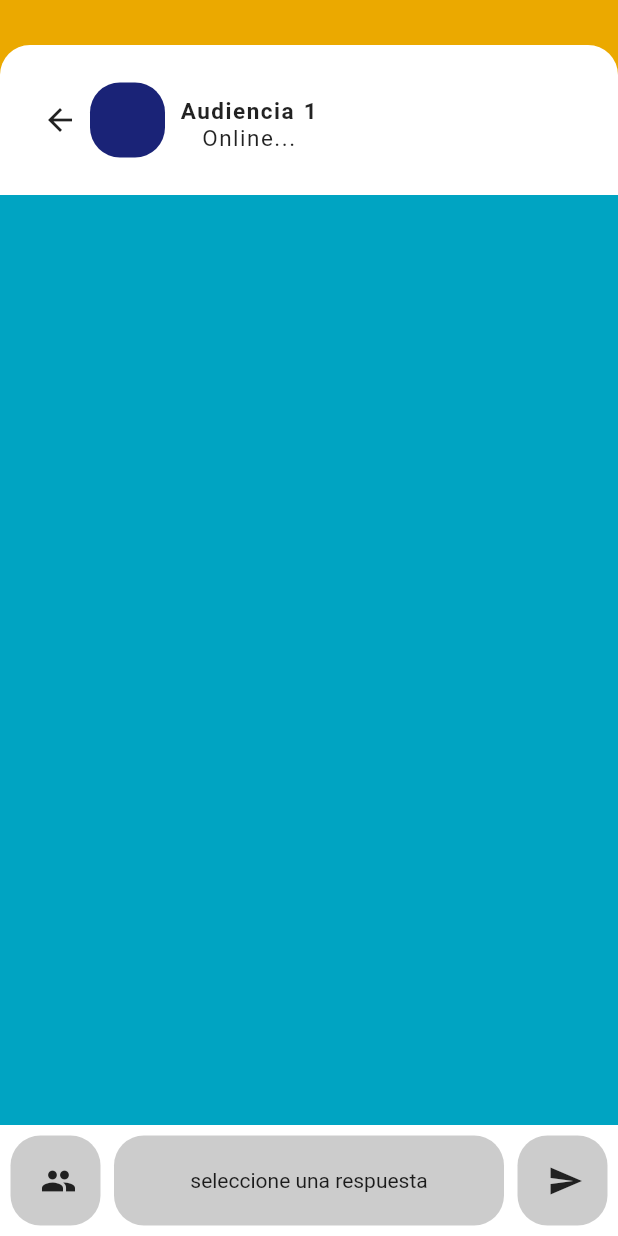
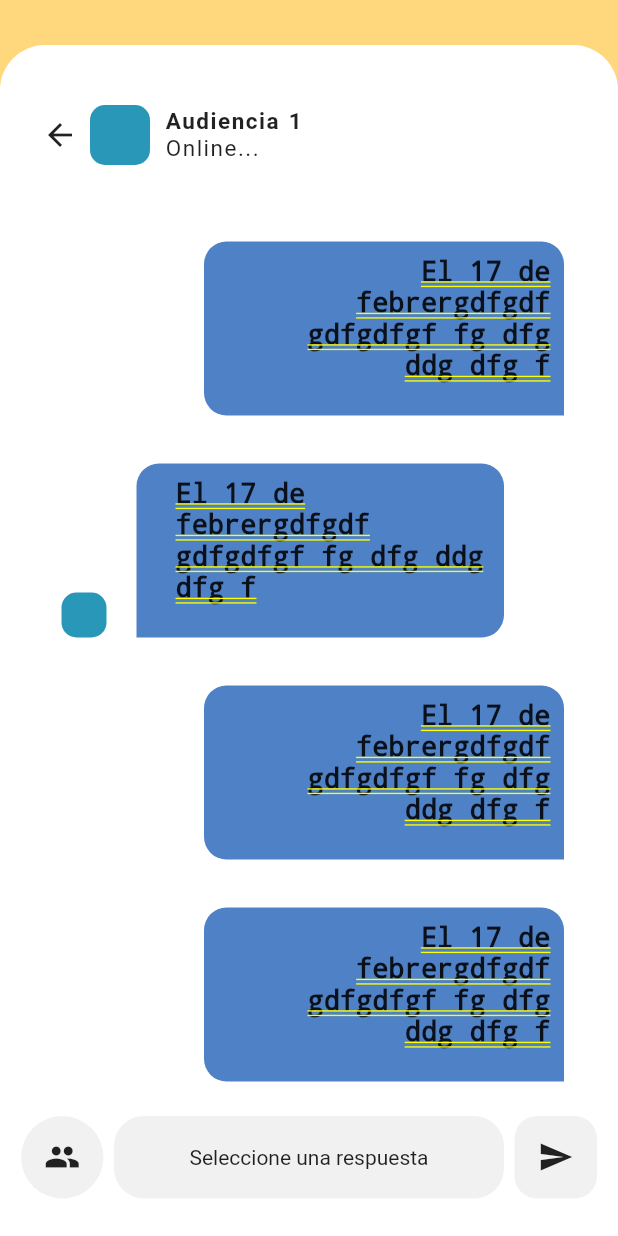
Before and after one commit to davidLM20/temmis_app_2, a Flutter app: the screen it shows after launch, on a phone screen of 412 x 824 dp. Run offline on Flutter 3.47's test engine with Material 2 defaults, Android fonts, the phone set to English and light mode, and no system bars; Roboto replaces fonts that are missing (Schyler).

Commit message:
feat(): modified design

```diff
--- a/temmis_app_2/lib/resousers/colors.dart
+++ b/temmis_app_2/lib/resousers/colors.dart
@@ -14,7 +14,7 @@ class IndevColors {
   static const Color blue2 = const Color(0xff00a4c2);
   static const Color yellow = const Color(0xffeba900);
   static const Color pink = const Color(0xffff69b4);
-  static const Color blue = const Color(0xFF1A2377);
+  static const Color blue = const Color(0xFF2997B8);
   static const Color gold = const Color(0xFFFFD77D);
   static const Color black = const Color(0xFF212121);
   static const Color white = const Color(0xFFFFFFFF);
--- a/temmis_app_2/lib/thread/ui/screens/chatCase.dart
+++ b/temmis_app_2/lib/thread/ui/screens/chatCase.dart
@@ -14,30 +14,31 @@ class ChatCase extends StatefulWidget {
 }
 
 class _ChatCaseState extends State<ChatCase> {
+  List<BubbleChat> _message = <BubbleChat>[
+    BubbleChat(
+      isMe: true,
+    ),
+    BubbleChat(
+      isMe: true,
+    ),
+    BubbleChat(
+      isMe: false,
+    ),
+    BubbleChat(
+      isMe: true,
+    ),
+    BubbleChat(
+      isMe: false,
+    ),
+    BubbleChat(isMe: false)
+  ];
 
-  List<BubbleChat> _message = <BubbleChat>[
-    BubbleChat(),
-    BubbleChat(),
-    BubbleChat()
-  ];
-  /*
-  Widget build(BuildContext context){
-    return Container(
-      child: Text(
-        'hola owo eeee aslsdaff',
-         style:TextStyle(color: Color(0xff00adb5)),
-
-      ),
-    );
-  }
-  */
   // funciones
-
-
 
   final topo = Container(
     alignment: Alignment.center,
     margin: EdgeInsets.only(left: 10.0),
+    padding: EdgeInsets.only(top: 30.0, bottom: 30.0),
     child: Row(
       children: <Widget>[
         Container(
@@ -45,32 +46,27 @@ class _ChatCaseState extends State<ChatCase> {
           child: BackButtonIcon(),
         ),
         Container(
-          width: 50.0,
-          height: 50.0,
+          width: 40.0,
+          height: 40.0,
           decoration: BoxDecoration(
             color: IndevColors.blue,
-            borderRadius: BorderRadius.only(
-                topRight: Radius.circular(20),
-                topLeft: Radius.circular(20),
-                bottomLeft: Radius.circular(20),
-                bottomRight: Radius.circular(20)),
+            borderRadius: BorderRadius.all(Radius.circular(10)),
           ),
           padding: EdgeInsets.all(9),
         ),
         Container(
           //alignment: Alignment.bottomLeft,
-          padding:
-              EdgeInsets.only(top: 25.0, bottom: 10.0, left: 10.0, right: 10.0),
+          padding: EdgeInsets.only(left: 10.0),
           child: Column(
+            crossAxisAlignment: CrossAxisAlignment.start,
             children: <Widget>[
               RichText(
                 text: TextSpan(
-                  text: "Audiencia 1 ",
+                  text: "Audiencia 1",
                   style: TextStyle(
                       fontWeight: FontWeight.bold,
                       color: Color(0xDD000000),
                       fontSize: 15.0,
-                      fontFamily: 'Schyler',
                       letterSpacing: 1,
                       wordSpacing: 1),
                 ),
@@ -78,101 +74,71 @@ class _ChatCaseState extends State<ChatCase> {
               //Spacer(flex: 1,),
               RichText(
                 text: TextSpan(
-                  text: "Online... ",
+                  text: "Online...  ",
                   style: TextStyle(
                       color: Color(0xDD000000),
                       fontSize: 15.0,
-                      fontFamily: 'Schyler',
                       letterSpacing: 1,
                       wordSpacing: 1),
                 ),
               ),
             ],
           ),
-        ),//texto
+        ), //texto
       ],
     ),
   );
 
-
   final boto = Container(
-    //color: IndevColors.black,
-    //width: double.infinity,
-    //child: Text('asd'),
-    //height: 12.0,
-    //width: 12.0,
-     child:Row(
-
+    padding: EdgeInsets.only(bottom: 18),
+    child: Row(
       children: <Widget>[
-
+        Spacer(),
         Container(
-           padding: EdgeInsets.all(
-              4.0
-           ),
-           width: 60.0,
-          height: 60.0,
+          padding: EdgeInsets.all(4.0),
+          width: 55.0,
+          height: 55.0,
           decoration: BoxDecoration(
-            color: Color.fromRGBO(128, 128, 128,0.4),
-            borderRadius: BorderRadius.all(Radius.circular(20)
-
-            )
-            ),
-           child: FlatButton(onPressed: null, child: Icon(
-             Icons.people,
-             color: IndevColors.black) ),
+              color: Color(0xFFF1F1F1),
+              borderRadius: BorderRadius.all(Radius.circular(50))),
+          child: Icon(Icons.people, color: IndevColors.black),
         ),
         Spacer(),
         Container(
-           padding: EdgeInsets.all(
-          4.0
-           ),
+          padding: EdgeInsets.all(4.0),
           width: 260.0,
-           height: 60.0,
+          height: 55.0,
           decoration: BoxDecoration(
-             color: Color.fromRGBO(128, 128, 128,0.4),
-             borderRadius: BorderRadius.all(Radius.circular(20)
-
-             )
-           ),
-           child: ModalBottom1(
-
-           ),
-
-
+              color: Color(0xFFF1F1F1),
+              borderRadius: BorderRadius.all(Radius.circular(20))),
+          child: ModalBottom1(),
         ),
         Spacer(),
         Container(
-           padding: EdgeInsets.all(
-          4.0
+            padding: EdgeInsets.all(4.0),
+            width: 55.0,
+            height: 55.0,
+            decoration: BoxDecoration(
+                color: Color(0xFFF1F1F1),
+                borderRadius: BorderRadius.all(Radius.circular(15))),
+            child: Center(
+              child: Icon(Icons.send, color: IndevColors.black),
+            )),
+        Spacer(),
+      ],
     ),
-           width: 60.0,
-          height: 60.0,
-          decoration: BoxDecoration(
-            color: Color.fromRGBO(128, 128, 128,0.4),
-            borderRadius: BorderRadius.all(Radius.circular(20)
-
-            )
-          ),
-           child: FlatButton(onPressed: null, child: Icon(
-             Icons.send,
-             color: IndevColors.black) ),
-         ),
-
-       ],
-     )
-
   );
 
   Widget build(BuildContext context) {
     return Container(
-      color: IndevColors.yellow,
+      color: IndevColors.gold,
       child: Container(
         margin: EdgeInsets.only(top: 30),
         decoration: BoxDecoration(
           color: IndevColors.white,
           borderRadius: BorderRadius.only(
-            topRight: Radius.circular(20),
-            topLeft: Radius.circular(20),
+            topRight: Radius.circular(30),
+            topLeft: Radius.circular(30),
           ),
         ),
         child: Column(
@@ -184,7 +150,6 @@ class _ChatCaseState extends State<ChatCase> {
                 padding: EdgeInsets.all(10.0),
                 child: SizedBox(
                   width: double.infinity,
-                  height: 80.0,
                   child: topo
                   //color: IndevColors.blue,
                   ,
@@ -195,20 +160,24 @@ class _ChatCaseState extends State<ChatCase> {
             //BubbleChat(isMe: true),
 
             Expanded(
-
               //height: double.maxFinite,
               child: Container(
+                alignment: AlignmentDirectional.topCenter,
+                //color: IndevColors.blue2,
+
                 //width: double.infinity,
                 //child: BubbleChat(isMe: true),
-                 color: IndevColors.blue2,
+                //   child: Flexible(
+                child: ListView.builder(
+                  itemCount: _message.length,
+                  reverse: true,
+                  itemBuilder: (_, int index) => _message[index],
+                  addAutomaticKeepAlives: true,
+                ),
+                //   ),
 
                 margin: EdgeInsets.only(bottom: 7),
-                //  child: ListView.builder(
-                //    itemCount:  _message.length,
-                //    reverse: true,
-                //    itemBuilder: (_, int index) => _message[index] ,
-                //    addAutomaticKeepAlives: true,
-                //  ),
+                //
               ),
             ), //burbujas
 
@@ -218,15 +187,10 @@ class _ChatCaseState extends State<ChatCase> {
               //color: Color(0xff00adb5),
               alignment: Alignment.centerRight,
               child: Container(
-                  padding: EdgeInsets.only(
-                    bottom: 7.0,
-                    left: 7.0,
-                    right: 7.0
-                  ),
+                padding: EdgeInsets.only(bottom: 7.0, left: 7.0, right: 7.0),
                 child: boto,
               ),
               //child: Container(child: Text('hola'),)
-
             ),
           ],
         ),
--- a/temmis_app_2/lib/thread/ui/widgets/ModalBottom.dart
+++ b/temmis_app_2/lib/thread/ui/widgets/ModalBottom.dart
@@ -35,7 +35,7 @@ class ModalBottom1 extends StatelessWidget {
       //   color: Colors.white,
       //   fontWeight: FontWeight.w600,
       // ),
-      child: Text('seleccione una respuesta'),
+      child: Text('Seleccione una respuesta'),
     );
   }
 }
--- a/temmis_app_2/lib/thread/ui/widgets/bubbleChat.dart
+++ b/temmis_app_2/lib/thread/ui/widgets/bubbleChat.dart
@@ -1,7 +1,8 @@
 import 'package:flutter/material.dart';
+import 'package:temmis_app_2/resousers/colors.dart';
 
 class BubbleChat extends StatelessWidget {
-  final bool isMe ;
+  final bool isMe;
   // final String message;
   // final String role;
   // final String myRole;
@@ -11,7 +12,8 @@ class BubbleChat extends StatelessWidget {
 
   Widget build(BuildContext context) {
     return Container(
-      margin: EdgeInsets.all(6),
+      //: Colors.black,
+      //margin: EdgeInsets.all(4.5),
       padding: isMe ? EdgeInsets.only(left: 40) : EdgeInsets.only(right: 40),
       child: Column(
         crossAxisAlignment: CrossAxisAlignment.stretch,
@@ -23,40 +25,72 @@ class BubbleChat extends StatelessWidget {
                   isMe ? CrossAxisAlignment.end : CrossAxisAlignment.start,
               children: <Widget>[
                 Container(
-                  margin: EdgeInsets.only(left: 12, right: 10),
+                  //width: 500,
+                  //color: Colors.pink,
+                  margin: EdgeInsets.only(left: 20, right: 20),
                   padding: EdgeInsets.fromLTRB(16, 16, 16, 16),
                   child: Column(children: <Widget>[
-                    Row(children: <Widget>[
-                      Expanded(
-                          child: Align(
-                        alignment: Alignment.bottomLeft,
-                        child: _avatar('juez'), //avatar
-                      )),
-                      Spacer(),
+                    Row(
+                        crossAxisAlignment: CrossAxisAlignment.end,
+                        children: <Widget>[
+                          isMe
+                              ? Container(
+                                  width: 60,
+                                )
+                              : Container(
+                                  child: Padding(
+                                    padding: EdgeInsets.fromLTRB(5, 0, 20, 0),
+                                    child: _avatar('defensa'),
+                                  ),
+                                  //     child: Align(
+                                  //   alignment: Alignment.bottomLeft,
+                                  //   child: _avatar('juez'), //avatar
+                                  // )
+                                ),
+
+                          //),
+                          //Spacer(),
+
                           Expanded(
                             child: Container(
+                                //height: 100,
+                                //margin: EdgeInsets.only(left: 12, right: 10),
+                                padding: EdgeInsets.fromLTRB(18, 1, 1, 15),
                                 decoration: BoxDecoration(
                                   color: _selectColor('juez'),
                                   borderRadius: isMe
                                       ? BorderRadius.only(
                                           topRight: Radius.circular(15),
                                           topLeft: Radius.circular(15),
-                                  bottomRight: Radius.circular(15),
+                                          bottomRight: Radius.circular(0),
                                           bottomLeft: Radius.circular(15),
                                         )
                                       : BorderRadius.only(
                                           topRight: Radius.circular(15),
                                           topLeft: Radius.circular(15),
                                           bottomRight: Radius.circular(15),
-                                  bottomLeft: Radius.circular(15),
+                                          bottomLeft: Radius.circular(0),
                                         ),
                                 ),
-                        child: Container(child: Flexible(child: Text('Asdasdasdasdasdasdasd',
-                        textAlign: isMe ? TextAlign.end : TextAlign.start,))),
-                      )),
-                      Spacer(),
+                                child: Container(
+                                    //flex: 4,
+                                    padding: EdgeInsets.all(8.0),
+                                    child: Text(
+                                  'El 17 de febrergdfgdf gdfgdfgf fg dfg ddg dfg f',
+                                  textAlign:
+                                      isMe ? TextAlign.end : TextAlign.start,
+                                  style: TextStyle(
+                                    color: Color(0xDD000000),
+
+                                    fontSize: 18,
+                                    //letterSpacing: 1,
+                                    //wordSpacing: 1
+                                  ),
+                                ))),
+                          ),
+                          //Spacer(),
                         ]),
-                    Container(),//hora y fecha
+                    Container(), //hora y fecha
                   ]),
                 ),
               ])
@@ -64,36 +98,19 @@ class BubbleChat extends StatelessWidget {
       ),
     );
   }
+
   Widget _avatar(String role) {
     return Container(
-      width: 60,
-      height: 70,
-      child: Column(
-        children: <Widget>[
-          Flexible(
-              flex: 4,
-              child: Container(
-                width: 50,
-                height: 50,
-                child: CircleAvatar(
-                  backgroundImage: NetworkImage(_selectAvatar(role)),
-                  backgroundColor: Colors.grey[200],
-                  minRadius: 25,
+      width: 30.0,
+      height: 30.0,
+      decoration: BoxDecoration(
+        color: IndevColors.blue,
+        borderRadius: BorderRadius.all(Radius.circular(10)),
       ),
-              )),
-          Flexible(
-              flex: 2,
-              child: Padding(
-                padding: EdgeInsets.only(top: 10),
-                child: Text(
-                  role,
-                  style: TextStyle(fontSize: 12, color: Colors.white),
-                ),
-              ))
-        ],
-      ),
+      padding: EdgeInsets.all(9),
     );
   }
+
   String _selectAvatar(String role) {
     String _avatar;
 
@@ -130,10 +147,8 @@ Color _selectColor(String role) {
       case "defensa":
         color = Color(0xFF64c4ed);
         break;
-
     }
 
     return color;
   }
-
 }
--- a/temmis_app_2/lib/user/ui/widgets/back_button.dart
+++ /dev/null
@@ -1,16 +0,0 @@
-import 'package:flutter/material.dart';
-
-class BackButton extends StatelessWidget {
-  @override
-  Widget build(BuildContext context) {
-    // TODO: implement build
-    return InkWell(
-      child: GestureDetector(
-        onTap: () {
-          Image.asset("assets/img/back.svg");
-          Navigator.pop(context);
-        },
-      ),
-    );
-  }
-}
```
Lines whose indentation alone changed are shown as unchanged.
